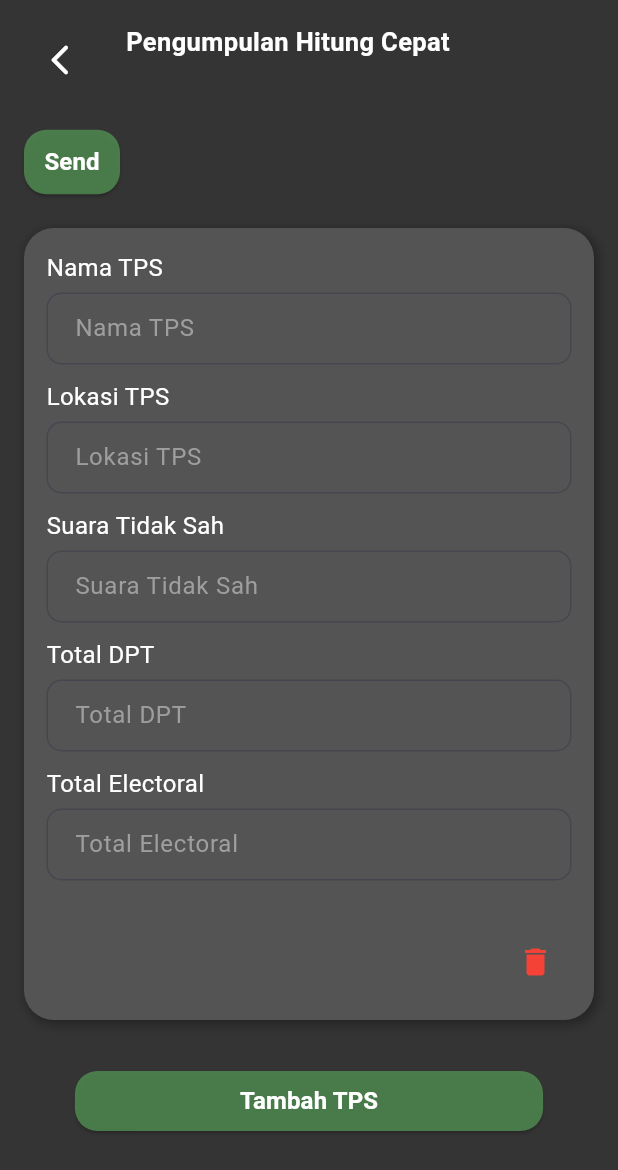
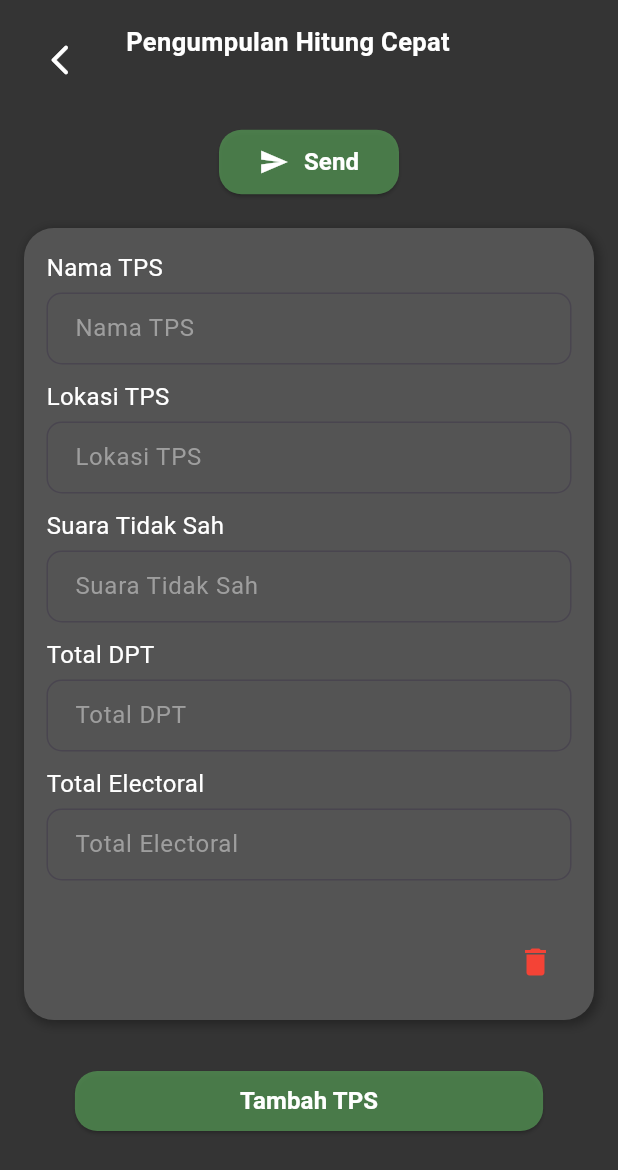
Before and after one commit to hanifaaprl/project-TeraTNI, a Flutter app: the QuickCount screen opened directly with empty values, on a phone screen of 412 x 824 dp. Shown: the top 1170 px of the screen. Run offline on Flutter 3.47's test engine with Material 3 defaults, Android fonts, the phone set to English and light mode, and no system bars; our stand-ins replace adaptive_theme, dotted_border, flutter_map, image_picker, latlong2, lottie and 2 more; missing offline and left inert: floating_navbar; accounts and stored records are empty; network calls fail.

Commit message:
newwww ay

```diff
--- a/lib/navbar/quick.dart
+++ b/lib/navbar/quick.dart
@@ -199,7 +199,13 @@ class _QuickCountState extends State<QuickCount> {
                   ],
                 ),
                 SizedBox(height: 20),
-                ElevatedButton(
+                Center(
+                  child: Container(
+                    width: 200, // Mengatur lebar tombol agar memenuhi ruang
+                    padding: EdgeInsets.symmetric(
+                        horizontal:
+                            40), // Mengatur padding horizontal untuk panjang tombol
+                    child: ElevatedButton(
                       onPressed: () {
                         sendDataToApi(widget.id);
                       },
@@ -211,11 +217,25 @@ class _QuickCountState extends State<QuickCount> {
                           borderRadius: BorderRadius.circular(15),
                         ),
                       ),
-                  child: Text(
+                      child: Row(
+                        mainAxisAlignment: MainAxisAlignment
+                            .center, // Menjaga ikon dan teks di tengah
+                        children: [
+                          Icon(
+                            Icons.send, // Ikon send
+                            size: 20,
+                            color: Colors.white,
+                          ),
+                          SizedBox(width: 10), // Jarak antara icon dan text
+                          Text(
                             'Send',
                             style: TextStyle(
                               fontSize: 16,
                               fontWeight: FontWeight.bold,
+                            ),
+                          ),
+                        ],
+                      ),
                     ),
                   ),
                 ),
```
Lines whose indentation alone changed are shown as unchanged.
